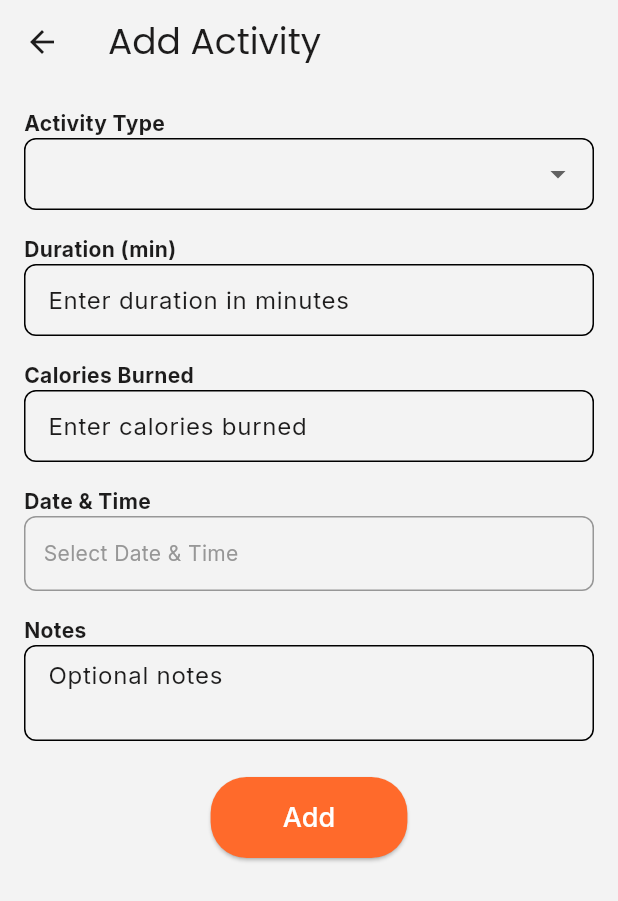
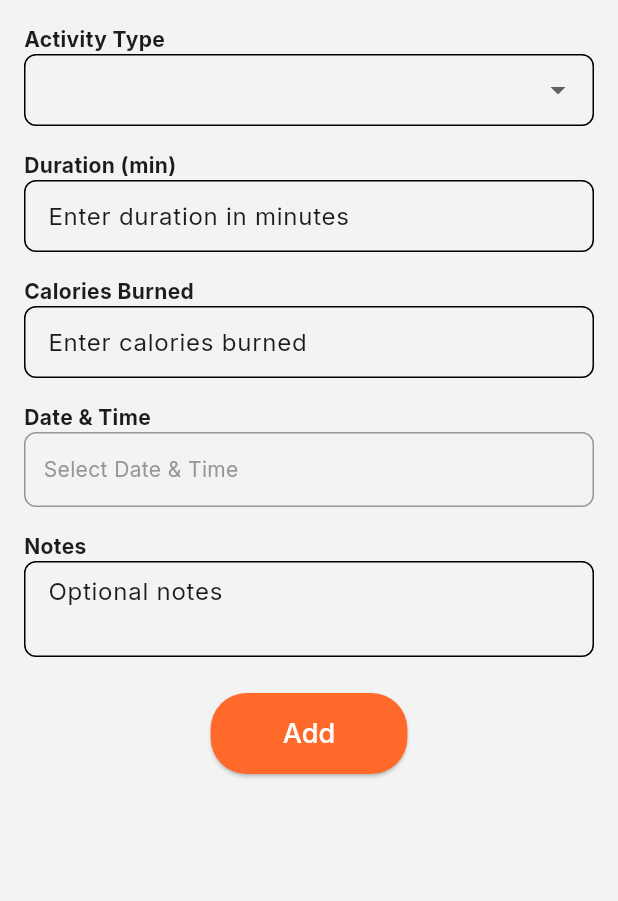
Before and after one commit to M0hamed-Awad/FitRush, a Flutter app: the AddActivityScreenBody widget shown alone on an empty page, opened directly, on a phone screen of 412 x 824 dp. Shown: the top 901 px of the screen. Run offline on Flutter 3.47's test engine with Material 3 defaults, Android fonts, the phone set to English and light mode, and no system bars; our stand-ins replace dio, drift, equatable, firebase_auth, firebase_core, fl_chart and 4 more; missing offline and left inert: health; accounts and stored records are empty; generated files the repository leaves out were written again.

Commit message:
minor changes in Add Activity Screen

```diff
--- a/lib/widgets/add_activity/add_activity_screen_body.dart
+++ b/lib/widgets/add_activity/add_activity_screen_body.dart
@@ -140,14 +140,7 @@ class _AddActivityScreenBodyState extends State<AddActivityScreenBody> {
 
   @override
   Widget build(BuildContext context) {
-    return Scaffold(
-      appBar: AppBar(
-        title: Text(
-          'Add Activity',
-          style: Theme.of(context).textTheme.headlineSmall,
-        ),
-      ),
-      body: Center(
+    return Center(
       child: Padding(
         padding: const EdgeInsets.all(16.0),
         child: Form(
@@ -183,9 +176,7 @@ class _AddActivityScreenBodyState extends State<AddActivityScreenBody> {
                 ),
                 validator:
                     (value) =>
-                          value == null
-                              ? 'Please select an activity type'
-                              : null,
+                        value == null ? 'Please select an activity type' : null,
               ),
               const SizedBox(height: 16),
               const Text(
@@ -321,7 +312,6 @@ class _AddActivityScreenBodyState extends State<AddActivityScreenBody> {
           ),
         ),
       ),
-      ),
     );
   }
 }
```
Also changed, not shown: lib/views/screens/add_activity_screen.dart (+9 -1 lines). Lines whose indentation alone changed are shown as unchanged.
